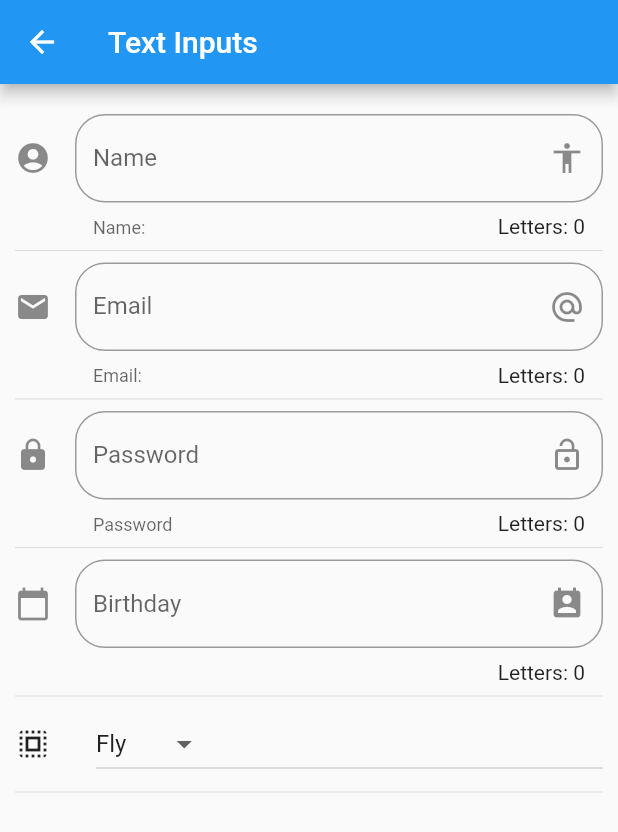
After one commit to rodrigohernandezdev/flutter-basics-component, a Flutter app: the screen it shows after launch, after a tap on "Inputs", on a phone screen of 412 x 824 dp. The commit adds this screen. Shown: the top 832 px of the screen. Run offline on Flutter 3.47's test engine with Material 2 defaults, Android fonts, the phone set to English and light mode, and no system bars; network calls fail.

Commit message:
Add Inputs and Calendar widget

```diff
--- a/data/menu_opts.json
+++ b/data/menu_opts.json
@@ -20,6 +20,11 @@
             "ruta" : "animatedContainer",
             "icon" : "donut_large",
             "texto": "Animated - Container"
+        },
+        {
+            "ruta" : "inputs",
+            "icon" : "input",
+            "texto": "Inputs"
         }
     ]
 }
--- a/lib/main.dart
+++ b/lib/main.dart
@@ -1,6 +1,7 @@
 import 'package:components/src/pages/card_page.dart';
 import 'package:components/src/routes/routes.dart';
 import 'package:flutter/material.dart';
+import 'package:flutter_localizations/flutter_localizations.dart';
 
 void main() => runApp(MyApp());
 
@@ -8,6 +9,14 @@ class MyApp extends StatelessWidget {
   @override
   Widget build(BuildContext context) {
     return MaterialApp(
+      localizationsDelegates: [
+        GlobalMaterialLocalizations.delegate,
+        GlobalWidgetsLocalizations.delegate,
+      ],
+      supportedLocales: [
+        const Locale('en', 'US'),
+        const Locale('es', 'ES'),
+      ],
       debugShowCheckedModeBanner: false,
       title: 'Components',
       // home: HomePage()
--- /dev/null
+++ b/lib/src/pages/input_page.dart
@@ -0,0 +1,167 @@
+import 'package:flutter/material.dart';
+
+class InputPage extends StatefulWidget {
+  @override
+  _InputPageState createState() => _InputPageState();
+}
+
+class _InputPageState extends State<InputPage> {
+
+  String _name = '', _email = '', _password = '', _birthday = '', _dropDownValue = 'Fly';
+
+  TextEditingController _editingController = new TextEditingController();
+  List<String> _powerList = ['Fly', 'X Ray', 'Strong'];
+  @override
+  Widget build(BuildContext context) {
+    return Scaffold(
+      appBar: AppBar(
+        title: Text('Text Inputs'),
+      ),
+      body: ListView(
+        padding: EdgeInsets.symmetric(horizontal: 10.0, vertical: 20.0),
+        children: <Widget>[
+          _createInput(),
+          Divider(),
+          _createEmail(),
+          Divider(),
+          _createPassword(),
+          Divider(),
+          _createDate(context),
+          Divider(),
+          _createDropDown(),
+          Divider(),
+        ],
+      ),
+    );
+  }
+
+  Widget _createInput(){
+    return TextField(
+      // autofocus: true,
+      textCapitalization: TextCapitalization.sentences,
+      decoration: InputDecoration(
+        border: OutlineInputBorder(
+          borderRadius: BorderRadius.circular(20.0),
+        ),
+        counter: Text('Letters: ${_name.length}'),
+        hintText:  'Name',
+        labelText: 'Name',
+        helperText: 'Name: $_name',
+        suffixIcon: Icon(Icons.accessibility),
+        icon: Icon(Icons.account_circle),
+      ),
+      onChanged: (value){
+        setState(() {
+          _name = value;
+        });
+      },
+    );
+  }
+
+  Widget _createEmail(){
+    return TextField(
+      keyboardType: TextInputType.emailAddress,
+      decoration: InputDecoration(
+        border: OutlineInputBorder(
+          borderRadius: BorderRadius.circular(20.0),
+        ),
+        counter: Text('Letters: ${_email.length}'),
+        hintText:  'Email',
+        labelText: 'Email',
+        helperText: 'Email: $_email',
+        suffixIcon: Icon(Icons.alternate_email),
+        icon: Icon(Icons.email),
+      ),
+      onChanged: (value) => setState(() => _email = value),
+    );
+  }
+
+  Widget _createPassword(){
+    return TextField(
+      obscureText: true,
+      decoration: InputDecoration(
+        border: OutlineInputBorder(
+          borderRadius: BorderRadius.circular(20.0),
+        ),
+        counter: Text('Letters: ${_password.length}'),
+        hintText:  'Password',
+        labelText: 'Password',
+        helperText: 'Password',
+        suffixIcon: Icon(Icons.lock_open),
+        icon: Icon(Icons.lock),
+      ),
+      onChanged: (value) => setState(() => _password = value),
+    );
+  }
+
+  Widget _createDate(BuildContext context) {
+    return TextField(
+      enableInteractiveSelection: false,
+      controller: _editingController,
+      decoration: InputDecoration(
+        border: OutlineInputBorder(
+          borderRadius: BorderRadius.circular(20.0),
+        ),
+        counter: Text('Letters: ${_birthday.length}'),
+        hintText:  'Birthday',
+        suffixIcon: Icon(Icons.perm_contact_calendar),
+        icon: Icon(Icons.calendar_today),
+      ),
+      onTap: (){
+        FocusScope.of(context).requestFocus(new FocusNode());
+        _selectDate(context);
+      },
+    );
+  }
+
+  _selectDate(BuildContext context) async {
+    DateTime pickDate = await showDatePicker(
+        context: context,
+        initialDate: new DateTime.now(),
+        firstDate: new DateTime(2020),
+        lastDate: new DateTime(2025),
+        locale: Locale('es', 'ES'),
+    );
+    if (pickDate != null){
+      setState(() {
+        _birthday = pickDate.toString();
+        _editingController.text = _birthday;
+      });
+    }
+    print(pickDate);
+  }
+
+  List<DropdownMenuItem<String>> getOptionsDD(){
+    List<DropdownMenuItem<String>> list = [];
+    int i = 1;
+    _powerList.forEach((p) {
+      list.add(new DropdownMenuItem(
+          value: p,
+          child: Text(p)
+      ));
+      i++;
+    });
+    return list;
+  }
+
+  Widget _createDropDown() {
+    return Row(
+      children: <Widget>[
+        Icon(Icons.select_all),
+        SizedBox(width: 30.0),
+        Expanded(
+          child: DropdownButton(
+            value: _dropDownValue,
+            items: getOptionsDD(),
+            onChanged: (opt) {
+              setState(() {
+                _dropDownValue = opt;
+              });
+            },
+          ),
+        )
+
+      ],
+    );
+  }
+}
--- a/lib/src/routes/routes.dart
+++ b/lib/src/routes/routes.dart
@@ -2,6 +2,7 @@ import 'package:components/src/pages/alert_page.dart';
 import 'package:components/src/pages/animated_container.dart';
 import 'package:components/src/pages/avatar_page.dart';
 import 'package:components/src/pages/home_page.dart';
+import 'package:components/src/pages/input_page.dart';
 import 'package:flutter/material.dart';
 
 
@@ -11,5 +12,6 @@ Map<String, WidgetBuilder> getApplicationRoutes(){
     'alert': (BuildContext context) => AlertPage(),
     'avatar': (BuildContext context) => AvatarPage(),
     'animatedContainer': (BuildContext context) => AnimatedContainerPage(),
+    'inputs': (BuildContext context) => InputPage(),
   };
 }
--- a/lib/src/utils/icon_string_util.dart
+++ b/lib/src/utils/icon_string_util.dart
@@ -5,6 +5,7 @@ final _icons = <String, IconData>{
   'accessibility': Icons.accessibility,
   'folder_open': Icons.folder_open,
   'donut_large': Icons.donut_large,
+  'input': Icons.input,
 };
 
 Icon getIcon(String name){
--- a/pubspec.yaml
+++ b/pubspec.yaml
@@ -22,6 +22,8 @@ environment:
 
 dependencies:
   flutter:
+    sdk: flutter
+  flutter_localizations:
     sdk: flutter
 
 
```
Also changed, not shown: pubspec.lock.
